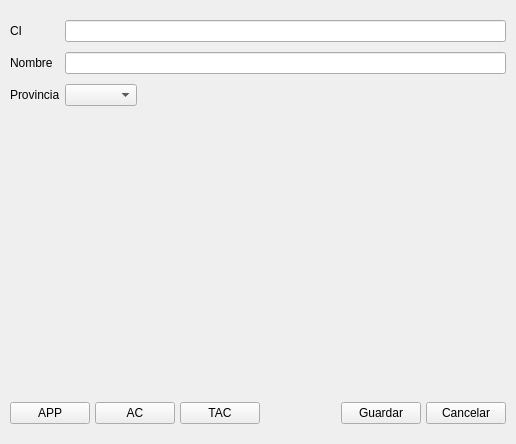
This is resources/uis/PatientForm.ui in jbermudezcabrera/ControlDePacientes as Qt 5 draws it before an edit. The edited form follows.
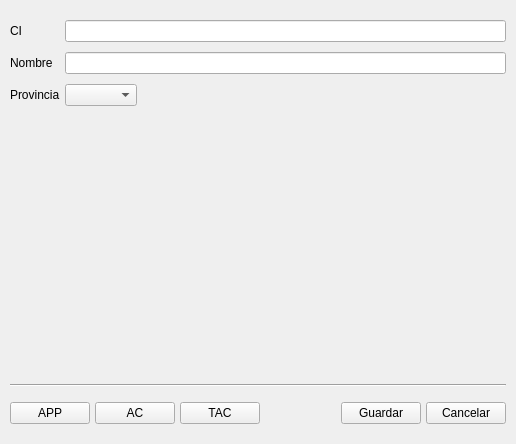
This is the edited form.

Commit message: adding a few horizontal lines

The edit to the form file:
```diff
--- a/resources/uis/PatientForm.ui
+++ b/resources/uis/PatientForm.ui
@@ -112,6 +112,13 @@
      </property>
     </spacer>
    </item>
+   <item>
+    <widget class="Line" name="line">
+     <property name="orientation">
+      <enum>Qt::Horizontal</enum>
+     </property>
+    </widget>
+   </item>
    <item>
     <widget class="QWidget" name="buttonsWidget" native="true">
      <layout class="QHBoxLayout" name="horizontalLayout">
```
The commit also changes 2 other files.
